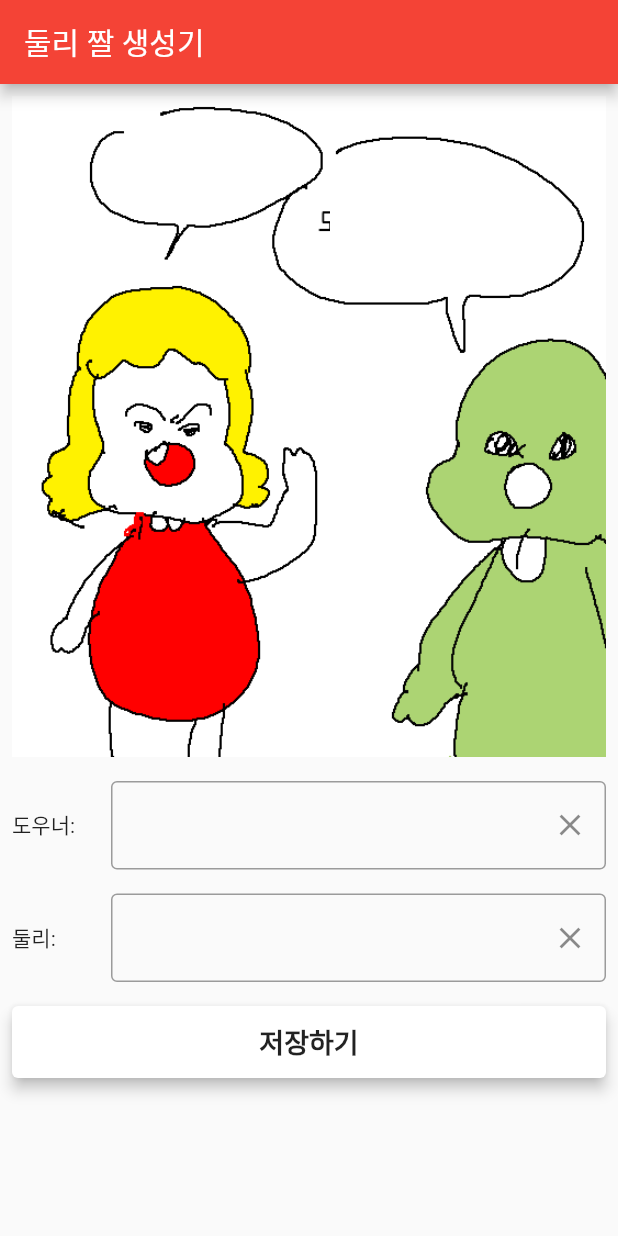
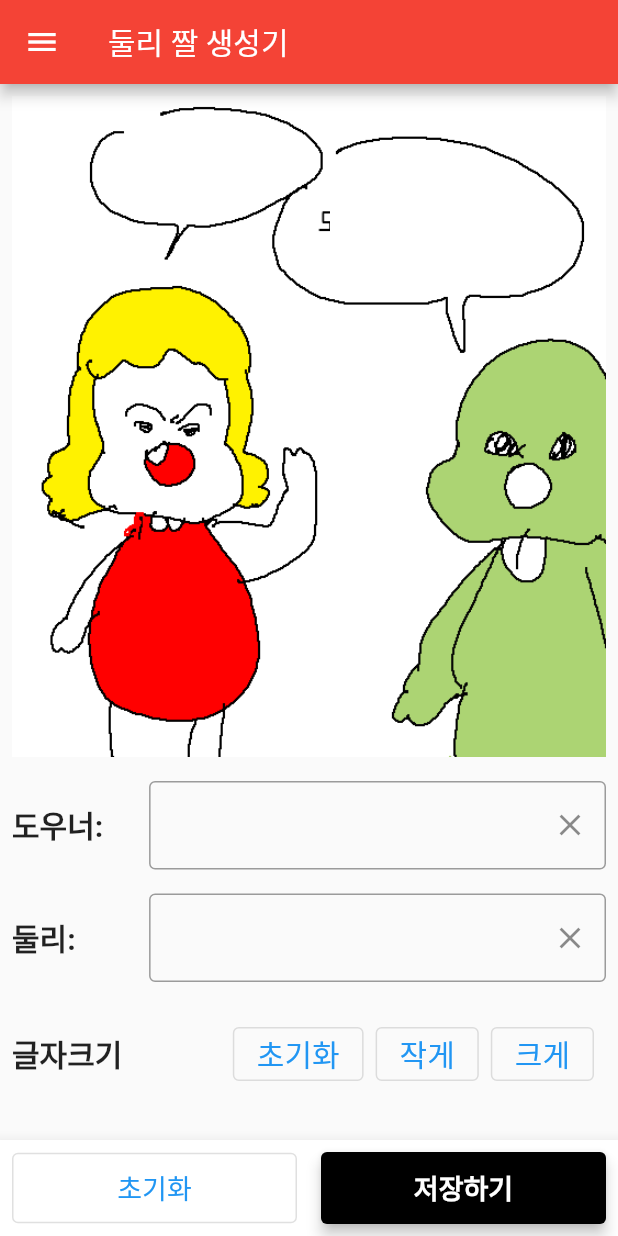
Before and after one commit to JAICHANGPARK/flutter_dooly_creator, a Flutter app: the screen it shows after launch, on a phone screen of 412 x 824 dp. Run offline on Flutter 3.47's test engine with Material 2 defaults, Android fonts, the phone set to English and light mode, and no system bars.

Commit message:
Update main.dart

```diff
--- a/lib/main.dart
+++ b/lib/main.dart
@@ -31,7 +31,7 @@ class _MyHomePageState extends State<MyHomePage> {
   TextEditingController _text2EditingController = TextEditingController(text: "");
   String _firstText = "";
   String _secondText = "";
-
+  double _fontSize = 14.0;
 
   void _incrementCounter() {
     setState(() {});
@@ -50,13 +50,15 @@ class _MyHomePageState extends State<MyHomePage> {
     return Scaffold(
       // resizeToAvoidBottomPadding: false,
       // resizeToAvoidBottomInset: false,
+      drawer: Drawer(),
       appBar: AppBar(
         title: Text(
           widget.title,
-          style: TextStyle(),
         ),
+        actions: [],
       ),
-      body: SingleChildScrollView(
+      body: SafeArea(
+        child: SingleChildScrollView(
           child: Column(
             mainAxisAlignment: MainAxisAlignment.center,
             children: <Widget>[
@@ -76,7 +78,12 @@ class _MyHomePageState extends State<MyHomePage> {
                     ),
                     Positioned(
                       child: Container(
-                      child: Text(_firstText),
+                        child: Text(
+                          _firstText,
+                          style: TextStyle(
+                            fontSize: _fontSize,
+                          ),
+                        ),
                       ),
                       height: 32,
                       width: 110,
@@ -94,7 +101,12 @@ class _MyHomePageState extends State<MyHomePage> {
                     ),
                     Positioned(
                       child: Container(
-                      child: Text(_secondText),
+                        child: Text(
+                          _secondText,
+                          style: TextStyle(
+                            fontSize: _fontSize,
+                          ),
+                        ),
                       ),
                       height: 64,
                       width: 132,
@@ -109,12 +121,16 @@ class _MyHomePageState extends State<MyHomePage> {
                 child: Row(
                   children: [
                     Expanded(
-                    child: Text("도우너:"),
-                    flex: 2,
+                      child: Text(
+                        "도우너:",
+                        style: TextStyle(fontWeight: FontWeight.bold, fontSize: 20),
+                      ),
+                      flex: 3,
                     ),
                     Expanded(
                       flex: 10,
                       child: TextField(
+                        maxLines: 1,
                         controller: _textEditingController,
                         decoration: InputDecoration(
                             border: OutlineInputBorder(),
@@ -147,12 +163,16 @@ class _MyHomePageState extends State<MyHomePage> {
                 child: Row(
                   children: [
                     Expanded(
-                    child: Text("둘리:"),
-                    flex: 2,
+                      child: Text(
+                        "둘리:",
+                        style: TextStyle(fontWeight: FontWeight.bold, fontSize: 20),
+                      ),
+                      flex: 3,
                     ),
                     Expanded(
                       flex: 10,
                       child: TextField(
+                        maxLines: 1,
                         controller: _text2EditingController,
                         decoration: InputDecoration(
                             border: OutlineInputBorder(),
@@ -182,18 +202,101 @@ class _MyHomePageState extends State<MyHomePage> {
               ),
               Padding(
                 padding: const EdgeInsets.all(8.0),
+                child: Row(
+                  children: [
+                    Text(
+                      "글자크기",
+                      style: TextStyle(fontWeight: FontWeight.bold, fontSize: 20),
+                    ),
+                    Spacer(),
+                    ButtonBar(
+                      buttonPadding: EdgeInsets.symmetric(horizontal: 8),
+                      children: [
+                        OutlinedButton(
+                            onPressed: () {
+                              setState(() {
+                                _fontSize = 14.0;
+                              });
+                            },
+                            child: Text(
+                              "초기화",
+                              style: TextStyle(fontSize: 20),
+                            )),
+                        OutlinedButton(
+                            onPressed: () {
+                              setState(() {
+                                _fontSize -= 1.0;
+                              });
+                            },
+                            child: Text(
+                              "작게",
+                              style: TextStyle(fontSize: 20),
+                            )),
+                        OutlinedButton(
+                            onPressed: () {
+                              setState(() {
+                                _fontSize += 1.0;
+                              });
+                            },
+                            child: Text(
+                              "크게",
+                              style: TextStyle(fontSize: 20),
+                            )),
+                      ],
+                    )
+                  ],
+                ),
+              )
+            ],
+          ),
+        ),
+      ),
+      bottomNavigationBar: BottomAppBar(
+        child: Container(
+          height: 64,
+          child: Row(
+            children: [
+              Expanded(
+                child: Padding(
+                  padding: const EdgeInsets.all(8.0),
+                  child: OutlinedButton(
+                    onPressed: () {
+                      setState(() {
+                        _text2EditingController.clear();
+                        _textEditingController.clear();
+                        _fontSize = 14.0;
+                        _secondText = "";
+                        _firstText = "";
+                      });
+                    },
+
+                    child: Padding(
+                      padding: const EdgeInsets.symmetric(vertical: 10),
+                      child: Text(
+                        "초기화",
+                        style: TextStyle(
+                          fontSize: 18
+                        ),
+                      ),
+                    ),
+                  ),
+                ),
+              ),
+              Expanded(
+                child: Padding(
+                  padding: const EdgeInsets.all(8.0),
                   child: MaterialButton(
                     elevation: 4,
                     onPressed: () {},
                     minWidth: double.infinity,
-                shape: RoundedRectangleBorder(borderRadius: BorderRadius.circular(4)),
-                color: Theme.of(context).cardColor,
+                    shape: RoundedRectangleBorder(
+                      borderRadius: BorderRadius.circular(4),
+                    ),
+                    color: Colors.black,
                     height: 48,
                     child: Text(
                       "저장하기",
-                  style: TextStyle(
-                    fontSize: 18,
-                    fontWeight: FontWeight.bold,
+                      style: TextStyle(fontSize: 18, fontWeight: FontWeight.bold, color: Colors.white),
                     ),
                   ),
                 ),
@@ -201,6 +304,7 @@ class _MyHomePageState extends State<MyHomePage> {
             ],
           ),
         ),
+      ),
     );
   }
 }
```
Lines whose indentation alone changed are shown as unchanged.
